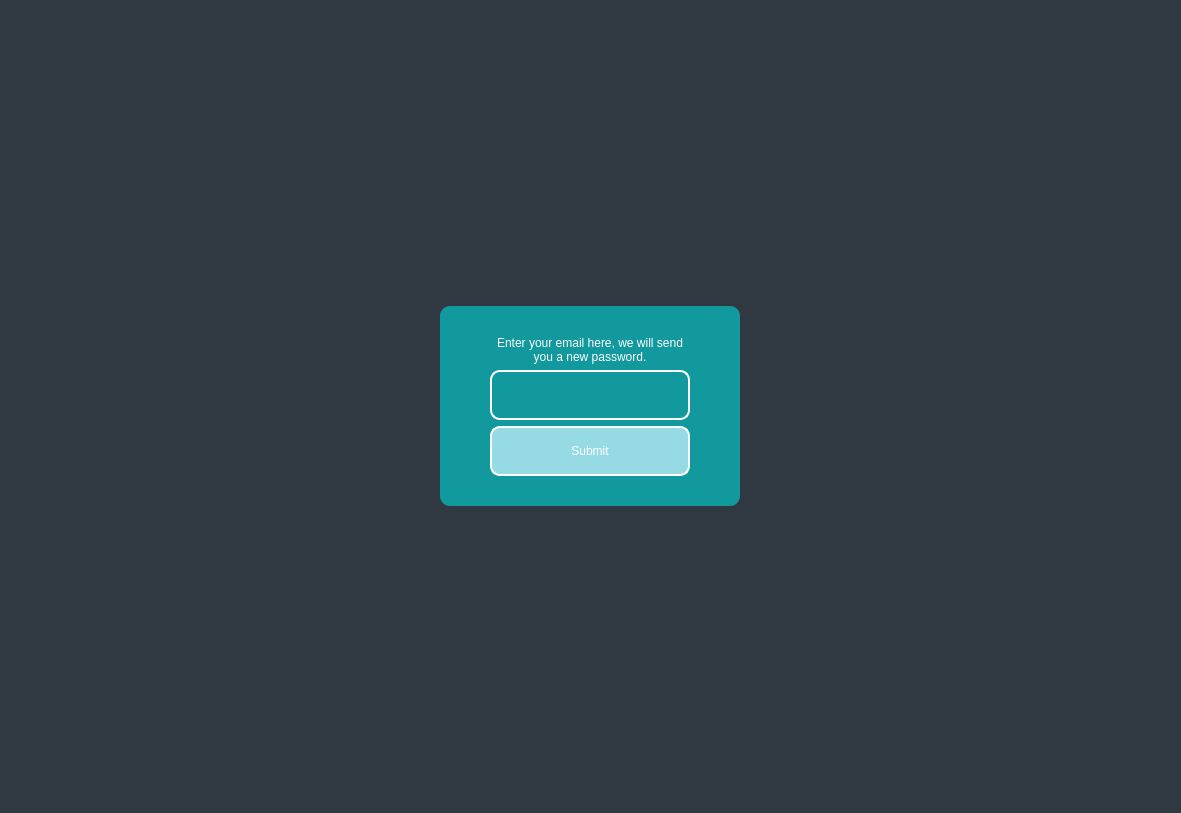
Old version of the form Hospital_Management.ui in the repository Galiold/Hospital-Management.
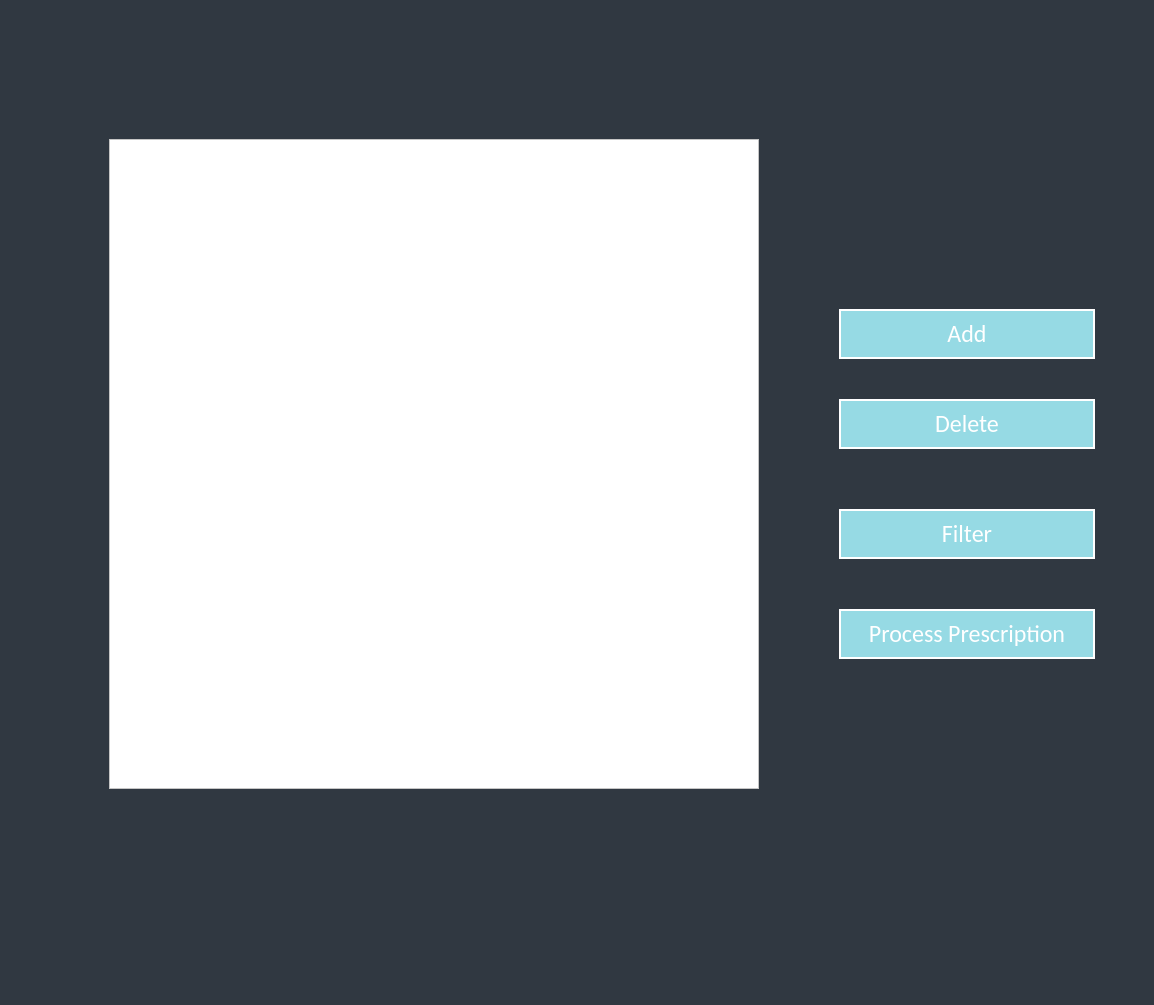
New version of the form. The open tabs and pages were chosen to show the change.

```diff
--- a/Hospital_Management.ui
+++ b/Hospital_Management.ui
@@ -6,8 +6,8 @@
    <rect>
     <x>0</x>
     <y>0</y>
-    <width>1181</width>
-    <height>813</height>
+    <width>1154</width>
+    <height>1005</height>
    </rect>
   </property>
   <property name="windowTitle">
@@ -1087,6 +1087,299 @@
         </item>
        </layout>
       </widget>
+      <widget class="QWidget" name="Reception_Page">
+       <widget class="QTableWidget" name="reception_table">
+        <property name="geometry">
+         <rect>
+          <x>50</x>
+          <y>130</y>
+          <width>650</width>
+          <height>650</height>
+         </rect>
+        </property>
+        <property name="sizePolicy">
+         <sizepolicy hsizetype="Fixed" vsizetype="Fixed">
+          <horstretch>0</horstretch>
+          <verstretch>0</verstretch>
+         </sizepolicy>
+        </property>
+        <property name="minimumSize">
+         <size>
+          <width>650</width>
+          <height>650</height>
+         </size>
+        </property>
+        <property name="styleSheet">
+         <string notr="true">background-color: white;</string>
+        </property>
+       </widget>
+       <widget class="QPushButton" name="delete_freetime_btn">
+        <property name="geometry">
+         <rect>
+          <x>870</x>
+          <y>300</y>
+          <width>113</width>
+          <height>32</height>
+         </rect>
+        </property>
+        <property name="text">
+         <string>Delete Free Time</string>
+        </property>
+       </widget>
+       <widget class="QPushButton" name="add_freetime_btn">
+        <property name="geometry">
+         <rect>
+          <x>870</x>
+          <y>510</y>
+          <width>113</width>
+          <height>32</height>
+         </rect>
+        </property>
+        <property name="text">
+         <string>Add Free Time</string>
+        </property>
+       </widget>
+       <widget class="QPushButton" name="clear_time_btn">
+        <property name="geometry">
+         <rect>
+          <x>850</x>
+          <y>350</y>
+          <width>161</width>
+          <height>32</height>
+         </rect>
+        </property>
+        <property name="text">
+         <string>Delete Appointment</string>
+        </property>
+       </widget>
+      </widget>
+      <widget class="QWidget" name="page_2">
+       <widget class="QPushButton" name="addDrug_btn">
+        <property name="geometry">
+         <rect>
+          <x>830</x>
+          <y>300</y>
+          <width>256</width>
+          <height>50</height>
+         </rect>
+        </property>
+        <property name="sizePolicy">
+         <sizepolicy hsizetype="Fixed" vsizetype="Fixed">
+          <horstretch>0</horstretch>
+          <verstretch>0</verstretch>
+         </sizepolicy>
+        </property>
+        <property name="minimumSize">
+         <size>
+          <width>200</width>
+          <height>50</height>
+         </size>
+        </property>
+        <property name="font">
+         <font>
+          <family>Calibri</family>
+          <pointsize>18</pointsize>
+          <weight>50</weight>
+          <italic>false</italic>
+          <bold>false</bold>
+          <underline>false</underline>
+          <kerning>true</kerning>
+         </font>
+        </property>
+        <property name="styleSheet">
+         <string notr="true">QPushButton
+{
+	border: 2px solid #fff;
+	background-color: #96dae4;
+	color: #fff;
+}
+
+QPushButton:hover
+{
+	background-color: #FFF;
+	color: black;
+}</string>
+        </property>
+        <property name="text">
+         <string>Add</string>
+        </property>
+       </widget>
+       <widget class="QPushButton" name="deleteDrug_btn">
+        <property name="geometry">
+         <rect>
+          <x>830</x>
+          <y>390</y>
+          <width>256</width>
+          <height>50</height>
+         </rect>
+        </property>
+        <property name="sizePolicy">
+         <sizepolicy hsizetype="Fixed" vsizetype="Fixed">
+          <horstretch>0</horstretch>
+          <verstretch>0</verstretch>
+         </sizepolicy>
+        </property>
+        <property name="minimumSize">
+         <size>
+          <width>200</width>
+          <height>50</height>
+         </size>
+        </property>
+        <property name="font">
+         <font>
+          <family>Calibri</family>
+          <pointsize>18</pointsize>
+          <weight>50</weight>
+          <italic>false</italic>
+          <bold>false</bold>
+          <underline>false</underline>
+          <kerning>true</kerning>
+         </font>
+        </property>
+        <property name="styleSheet">
+         <string notr="true">QPushButton
+{
+	border: 2px solid #fff;
+	background-color: #96dae4;
+	color: #fff;
+}
+
+QPushButton:hover
+{
+	background-color: #FFF;
+	color: black;
+}</string>
+        </property>
+        <property name="text">
+         <string>Delete</string>
+        </property>
+       </widget>
+       <widget class="QPushButton" name="filterDrug_btn">
+        <property name="geometry">
+         <rect>
+          <x>830</x>
+          <y>500</y>
+          <width>256</width>
+          <height>50</height>
+         </rect>
+        </property>
+        <property name="sizePolicy">
+         <sizepolicy hsizetype="Fixed" vsizetype="Fixed">
+          <horstretch>0</horstretch>
+          <verstretch>0</verstretch>
+         </sizepolicy>
+        </property>
+        <property name="minimumSize">
+         <size>
+          <width>200</width>
+          <height>50</height>
+         </size>
+        </property>
+        <property name="font">
+         <font>
+          <family>Calibri</family>
+          <pointsize>18</pointsize>
+          <weight>50</weight>
+          <italic>false</italic>
+          <bold>false</bold>
+          <underline>false</underline>
+          <kerning>true</kerning>
+         </font>
+        </property>
+        <property name="styleSheet">
+         <string notr="true">QPushButton
+{
+	border: 2px solid #fff;
+	background-color: #96dae4;
+	color: #fff;
+}
+
+QPushButton:hover
+{
+	background-color: #FFF;
+	color: black;
+}</string>
+        </property>
+        <property name="text">
+         <string>Filter</string>
+        </property>
+       </widget>
+       <widget class="QPushButton" name="pPresc_btn">
+        <property name="geometry">
+         <rect>
+          <x>830</x>
+          <y>600</y>
+          <width>256</width>
+          <height>50</height>
+         </rect>
+        </property>
+        <property name="sizePolicy">
+         <sizepolicy hsizetype="Fixed" vsizetype="Fixed">
+          <horstretch>0</horstretch>
+          <verstretch>0</verstretch>
+         </sizepolicy>
+        </property>
+        <property name="minimumSize">
+         <size>
+          <width>200</width>
+          <height>50</height>
+         </size>
+        </property>
+        <property name="font">
+         <font>
+          <family>Calibri</family>
+          <pointsize>18</pointsize>
+          <weight>50</weight>
+          <italic>false</italic>
+          <bold>false</bold>
+          <underline>false</underline>
+          <kerning>true</kerning>
+         </font>
+        </property>
+        <property name="styleSheet">
+         <string notr="true">QPushButton
+{
+	border: 2px solid #fff;
+	background-color: #96dae4;
+	color: #fff;
+}
+
+QPushButton:hover
+{
+	background-color: #FFF;
+	color: black;
+}</string>
+        </property>
+        <property name="text">
+         <string>Process Prescription</string>
+        </property>
+       </widget>
+       <widget class="QTableWidget" name="drugs_table">
+        <property name="geometry">
+         <rect>
+          <x>100</x>
+          <y>130</y>
+          <width>650</width>
+          <height>650</height>
+         </rect>
+        </property>
+        <property name="sizePolicy">
+         <sizepolicy hsizetype="Fixed" vsizetype="Fixed">
+          <horstretch>0</horstretch>
+          <verstretch>0</verstretch>
+         </sizepolicy>
+        </property>
+        <property name="minimumSize">
+         <size>
+          <width>650</width>
+          <height>650</height>
+         </size>
+        </property>
+        <property name="styleSheet">
+         <string notr="true">background-color: white;</string>
+        </property>
+       </widget>
+      </widget>
      </widget>
     </item>
    </layout>
```
Left out of the diff: 43 changed lines with no effect on the pictures.
